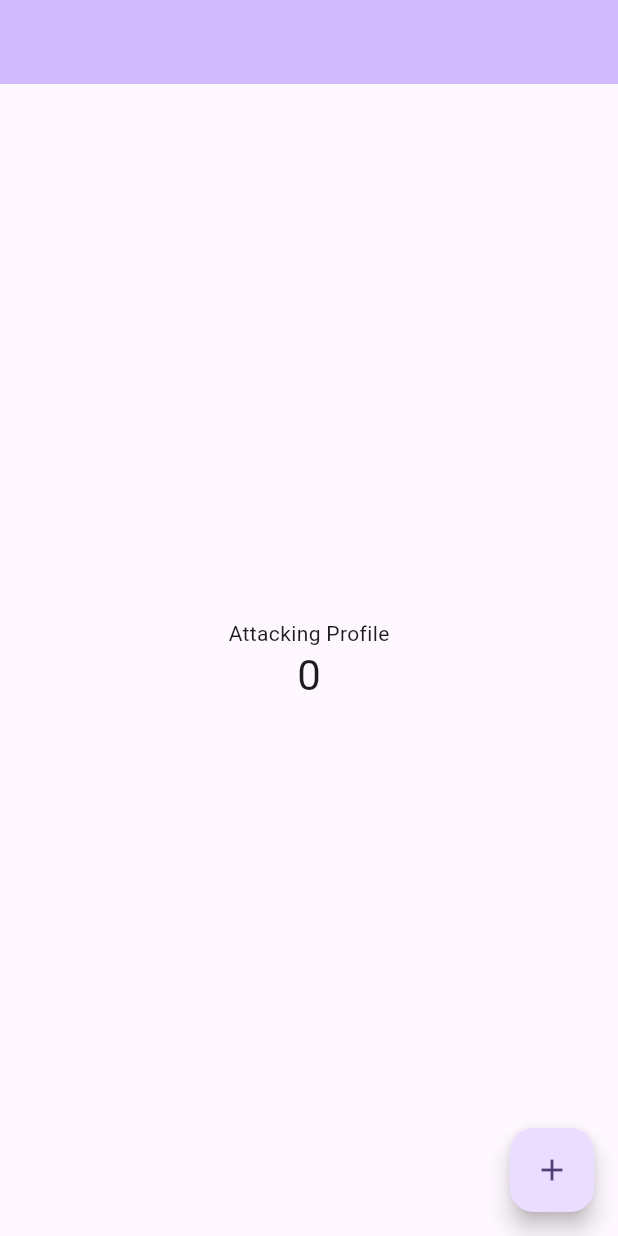
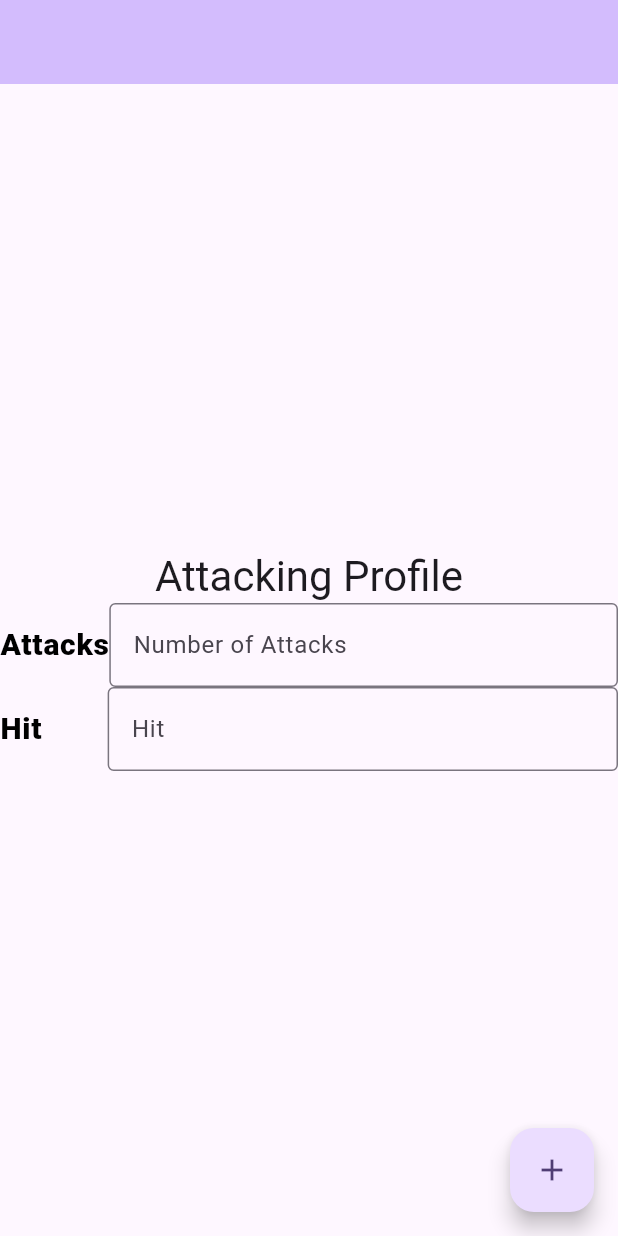
Before and after one commit to Grave2363/MathHammerClone, a Flutter app: the screen it shows after launch, on a phone screen of 412 x 824 dp. Run offline on Flutter 3.47's test engine with Material 3 defaults, Android fonts, the phone set to English and light mode, and no system bars.

Commit message:
basic additions
just basic txt box additions

```diff
--- a/lib/main.dart
+++ b/lib/main.dart
@@ -29,11 +29,18 @@ class MyHomePage extends StatefulWidget {
 }
 
 class _MyHomePageState extends State<MyHomePage> {
-  int _counter = 0;
 
-  void _incrementCounter() {
+final atks = Container(
+  child: Column(
+    children: [
+
+    ],
+  ),
+);
+
+  void runTests() {
     setState(() {
-      _counter++;
+
     });
   }
 
@@ -48,16 +55,51 @@ class _MyHomePageState extends State<MyHomePage> {
         child: Column(
           mainAxisAlignment: MainAxisAlignment.center,
           children: <Widget>[
-            const Text('Attacking Profile'),
-            Text(
-              '$_counter',
-              style: Theme.of(context).textTheme.headlineMedium,
+            Text('Attacking Profile',
+              style: Theme.of(context).textTheme.headlineMedium,),
+            Row(
+              children: <Widget>[
+                Text('Attacks',
+                  style: TextStyle(
+                    color: Colors.black,
+                    fontWeight: FontWeight.w800,
+                    fontFamily: 'Roboto',
+                    letterSpacing: 0.5,
+                    fontSize: 20,
+                  ),),
+                Flexible(child:
+                TextField(
+                  decoration: InputDecoration(
+                    border: OutlineInputBorder(),
+                    hintText: 'Number of Attacks',
+                  ),
+                ),),
+              ],
+            ),
+            Row(
+              children: <Widget>[
+                Text('Hit        ',
+                  style: TextStyle(
+                    color: Colors.black,
+                    fontWeight: FontWeight.w800,
+                    fontFamily: 'Roboto',
+                    letterSpacing: 0.5,
+                    fontSize: 20,
+                  ),),
+                Flexible(child:
+                TextField(
+                  decoration: InputDecoration(
+                    border: OutlineInputBorder(),
+                    hintText: 'Hit',
+                  ),
+                ),),
+              ],
             ),
           ],
         ),
       ),
       floatingActionButton: FloatingActionButton(
-        onPressed: _incrementCounter,
+        onPressed: runTests,
         tooltip: 'Run Test',
         child: const Icon(Icons.add),
       ), // This trailing comma makes auto-formatting nicer for build methods.
```
Also changed, not shown: 1 other file.
